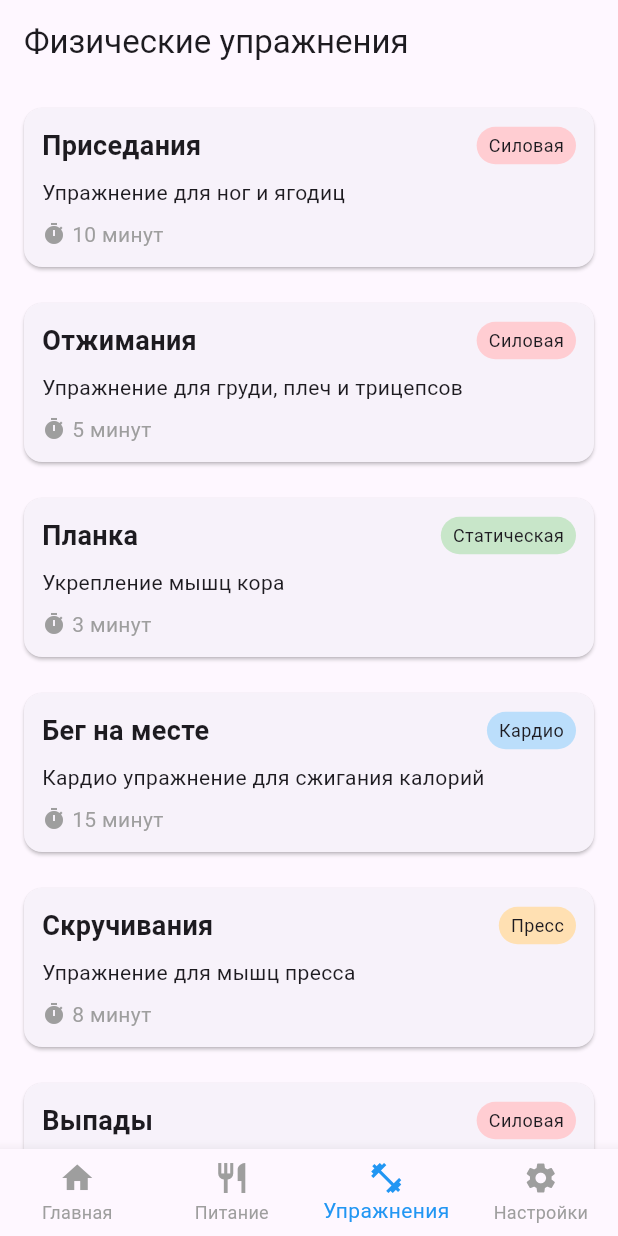
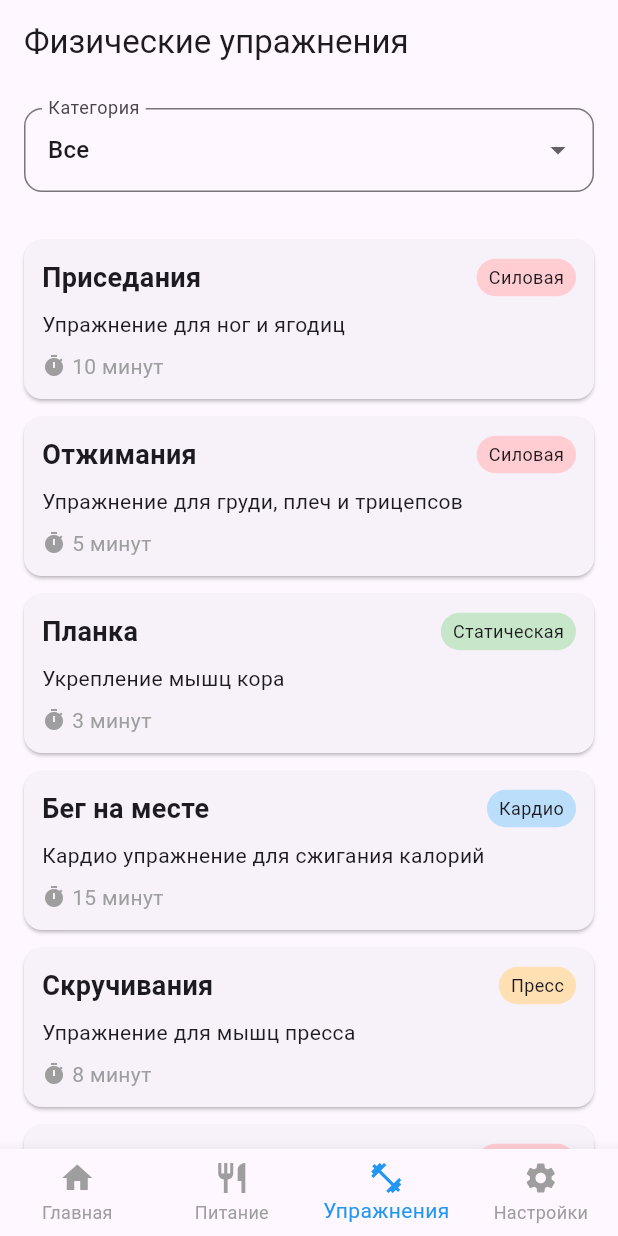
Before and after one commit to Scr00b1e/fitnessapp, a Flutter app: the screen it shows after launch, item 3 of the bottom bar chosen, on a phone screen of 412 x 824 dp. Run offline on Flutter 3.47's test engine with Material 3 defaults, Android fonts, the phone set to English and light mode, and no system bars; accounts and stored records are empty; network calls fail.

Commit message:
filter categories

```diff
--- a/flutter_app/lib/screens/exercises_screen.dart
+++ b/flutter_app/lib/screens/exercises_screen.dart
@@ -1,8 +1,16 @@
 import 'package:flutter/material.dart';
 import 'package:fitness_app/widgets/exercise_card.dart';
 
-class ExercisesScreen extends StatelessWidget {
+class ExercisesScreen extends StatefulWidget {
   const ExercisesScreen({super.key});
+
+  @override
+  State<ExercisesScreen> createState() => _ExercisesScreenState();
+}
+
+class _ExercisesScreenState extends State<ExercisesScreen> {
+  // Selected category filter
+  String selectedCategory = "Все";
 
   final List<Map<String, dynamic>> exercises = const [
   {
@@ -400,30 +408,65 @@ class ExercisesScreen extends StatelessWidget {
 
   @override
   Widget build(BuildContext context) {
+    // Filtered exercises
+    final filteredExercises = selectedCategory == "Все"
+        ? exercises
+        : exercises
+            .where((exercise) => exercise["type"] == selectedCategory)
+            .toList();
+
     return Scaffold(
       appBar: AppBar(
-        title: const Text('Физические упражнения'),
+        title: const Text("Физические упражнения"),
       ),
-      body: ListView.builder(
-        padding: const EdgeInsets.all(16),
-        itemCount: exercises.length,
-        itemBuilder: (context, index) {
-          final exercise = exercises[index];
 
-          return Padding(
-            padding: const EdgeInsets.only(bottom: 12),
-            child: InkWell(
-              borderRadius: BorderRadius.circular(12),
-              onTap: () => _showExerciseModal(context, exercise),
-              child: ExerciseCard(
-                name: exercise['name'],
-                type: exercise['type'],
-                duration: exercise['duration'],
-                description: exercise['description'],
+      body: Column(
+        children: [
+          // ✅ CATEGORY FILTER DROPDOWN
+          Padding(
+            padding: const EdgeInsets.all(16),
+            child: DropdownButtonFormField<String>(
+              value: selectedCategory,
+              decoration: InputDecoration(
+                labelText: "Категория",
+                border: OutlineInputBorder(
+                  borderRadius: BorderRadius.circular(12),
+                ),
               ),
+              items: const [
+                DropdownMenuItem(value: "Все", child: Text("Все")),
+                DropdownMenuItem(value: "Силовая", child: Text("Силовая")),
+                DropdownMenuItem(value: "Кардио", child: Text("Кардио")),
+                DropdownMenuItem(value: "Пресс", child: Text("Пресс")),
+                DropdownMenuItem(
+                    value: "Статическая", child: Text("Статическая")),
+              ],
+              onChanged: (value) {
+                setState(() {
+                  selectedCategory = value!;
+                });
+              },
             ),
-          );
-        },
+          ),
+
+          // ✅ EXERCISES LIST
+          Expanded(
+            child: ListView.builder(
+              padding: const EdgeInsets.all(16),
+              itemCount: filteredExercises.length,
+              itemBuilder: (context, index) {
+                final exercise = filteredExercises[index];
+
+                return ExerciseCard(
+                  name: exercise["name"],
+                  type: exercise["type"],
+                  duration: exercise["duration"],
+                  description: exercise["description"],
+                );
+              },
+            ),
+          ),
+        ],
       ),
     );
   }
```
